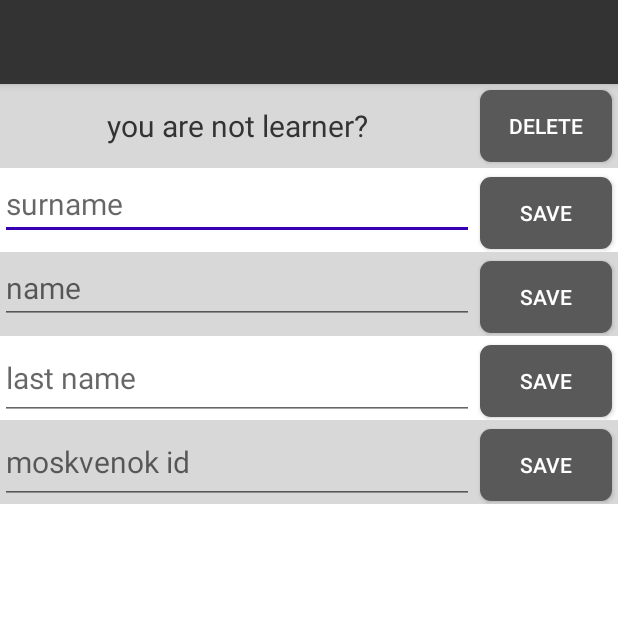
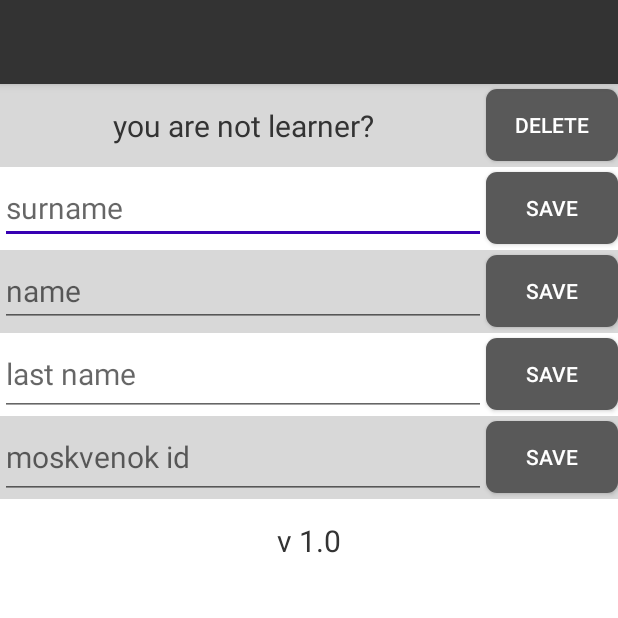
Before and after one commit to svvoooyyyy/SmartEnteranceOld, an Android app: the StudentSettingsActivity screen opened directly, with no data from a screen before it, on a phone screen of 412 x 824 dp, the top half of it. Run offline under Robolectric (Android 15) with nearby library versions, the phone set to English and light mode, and no system bars.

Commit message:
finished settings

```diff
--- a/app/src/main/res/layout/activity_student_settings.xml
+++ b/app/src/main/res/layout/activity_student_settings.xml
@@ -14,12 +14,13 @@
 
         <LinearLayout
             android:layout_width="match_parent"
-            android:layout_height="match_parent"
+            android:layout_height="wrap_content"
             android:orientation="vertical">
 
             <LinearLayout
+                android:gravity="center"
                 android:layout_width="match_parent"
-                android:layout_height="wrap_content"
+                android:layout_height="@dimen/settings_element_size"
                 android:background="@color/colorSecondary"
                 android:layoutDirection="rtl"
                 android:orientation="horizontal">
@@ -28,7 +29,6 @@
                     android:id="@+id/student_settings_delete_user_mode_button"
                     android:layout_width="wrap_content"
                     android:layout_height="wrap_content"
-                    android:layout_margin="@dimen/small_margin"
                     android:background="@drawable/rounded_button_7_dark"
                     android:text="@string/delete_button_text"
                     android:textColor="@color/colorBackground" />
@@ -44,8 +44,10 @@
             </LinearLayout>
 
             <LinearLayout
+
+                android:gravity="center"
                 android:layout_width="match_parent"
-                android:layout_height="wrap_content"
+                android:layout_height="@dimen/settings_element_size"
                 android:layoutDirection="rtl"
                 android:orientation="horizontal">
 
@@ -53,13 +55,11 @@
                     android:id="@+id/student_settings_save_user_surname_button"
                     android:layout_width="wrap_content"
                     android:layout_height="wrap_content"
-                    android:layout_margin="@dimen/small_margin"
                     android:background="@drawable/rounded_button_7_dark"
                     android:text="@string/save_button_text"
                     android:textColor="@color/colorBackground" />
 
                 <EditText
-
                     android:id="@+id/student_settings_edit_text_surname"
                     android:layout_width="match_parent"
                     android:layout_height="wrap_content"
@@ -70,9 +70,9 @@
             </LinearLayout>
 
             <LinearLayout
-
+                android:gravity="center"
                 android:layout_width="match_parent"
-                android:layout_height="wrap_content"
+                android:layout_height="@dimen/settings_element_size"
                 android:background="@color/colorSecondary"
                 android:layoutDirection="rtl"
                 android:orientation="horizontal">
@@ -81,7 +81,6 @@
                     android:id="@+id/student_settings_save_user_name_button"
                     android:layout_width="wrap_content"
                     android:layout_height="wrap_content"
-                    android:layout_margin="@dimen/small_margin"
                     android:background="@drawable/rounded_button_7_dark"
                     android:text="@string/save_button_text"
                     android:textColor="@color/colorBackground" />
@@ -97,8 +96,9 @@
             </LinearLayout>
 
             <LinearLayout
+                android:gravity="center"
                 android:layout_width="match_parent"
-                android:layout_height="wrap_content"
+                android:layout_height="@dimen/settings_element_size"
                 android:layoutDirection="rtl"
                 android:orientation="horizontal">
 
@@ -106,7 +106,6 @@
                     android:id="@+id/student_settings_save_user_last_name_button"
                     android:layout_width="wrap_content"
                     android:layout_height="wrap_content"
-                    android:layout_margin="@dimen/small_margin"
                     android:background="@drawable/rounded_button_7_dark"
                     android:text="@string/save_button_text"
                     android:textColor="@color/colorBackground" />
@@ -123,8 +122,9 @@
             </LinearLayout>
 
             <LinearLayout
+                android:gravity="center"
                 android:layout_width="match_parent"
-                android:layout_height="wrap_content"
+                android:layout_height="@dimen/settings_element_size"
                 android:background="@color/colorSecondary"
                 android:layoutDirection="rtl"
                 android:orientation="horizontal">
@@ -134,7 +134,6 @@
                     android:id="@+id/student_settings_save_user_id_button"
                     android:layout_width="wrap_content"
                     android:layout_height="wrap_content"
-                    android:layout_margin="@dimen/small_margin"
                     android:background="@drawable/rounded_button_7_dark"
                     android:text="@string/save_button_text"
                     android:textColor="@color/colorBackground" />
@@ -149,6 +148,23 @@
 
             </LinearLayout>
 
+            <LinearLayout
+                android:gravity="center"
+                android:layout_width="match_parent"
+                android:layout_height="@dimen/settings_element_size"
+                android:layoutDirection="rtl"
+                android:orientation="horizontal">
+
+                <TextView
+                    android:layout_width="match_parent"
+                    android:layout_height="match_parent"
+                    android:gravity="center"
+                    android:text="@string/version"
+                    android:textColor="@color/colorPrimary"
+                    android:textSize="@dimen/simple_text_size" />
+
+            </LinearLayout>
+
 
         </LinearLayout>
     </ScrollView>
--- a/app/src/main/res/layout/activity_teacher_settings.xml
+++ b/app/src/main/res/layout/activity_teacher_settings.xml
@@ -61,7 +61,7 @@
                 android:layout_width="match_parent"
                 android:layout_height="match_parent"
                 android:gravity="center"
-                android:text="загрузить базу данных"
+                android:text="@string/teacher_settings_import_data_text"
                 android:textColor="@color/colorPrimary"
                 android:textSize="@dimen/simple_text_size" />
 
@@ -90,7 +90,7 @@
                 android:layout_width="match_parent"
                 android:layout_height="match_parent"
                 android:gravity="center"
-                android:text="share data"
+                android:text="@string/teacher_settings_share_data_text"
                 android:textColor="@color/colorPrimary"
                 android:textSize="@dimen/simple_text_size" />
 
@@ -107,7 +107,7 @@
                 android:layout_width="match_parent"
                 android:layout_height="match_parent"
                 android:gravity="center"
-                android:text="v 1.0"
+                android:text="@string/version"
                 android:textColor="@color/colorPrimary"
                 android:textSize="@dimen/simple_text_size" />
 
--- a/app/src/main/res/values/strings.xml
+++ b/app/src/main/res/values/strings.xml
@@ -3,7 +3,6 @@
 
     <string name="main_activity_round_button_text_teacher">teacher</string>
     <string name="main_activity_round_button_text_student">student</string>
-    <string name="main_activity_round_title_text_teacher">how you want to use app?</string>
     <string name="main_activity_button_text_enter">continue</string>
     <!-- TODO: Remove or change this placeholder text -->
     <string name="hello_blank_fragment" translatable="false">Hello blank fragment</string>
@@ -21,6 +20,10 @@
     <string name="student_settings_id_edit_text">moskvenok id</string>
     <string name="student_settings_name_edit_text">name</string>
     <string name="student_settings_surname_edit_text">surname</string>
+    <string name="version" translatable="false">v 1.0</string>
+    <string name="teacher_settings_share_data_text">share data</string>
+    <string name="teacher_settings_import_data_text">import data base</string>
+    <string name="main_activity_round_title_text_teacher">how do you want to use the app?</string>
 
 
 </resources>
```
Also changed, not shown: 1 other file.
